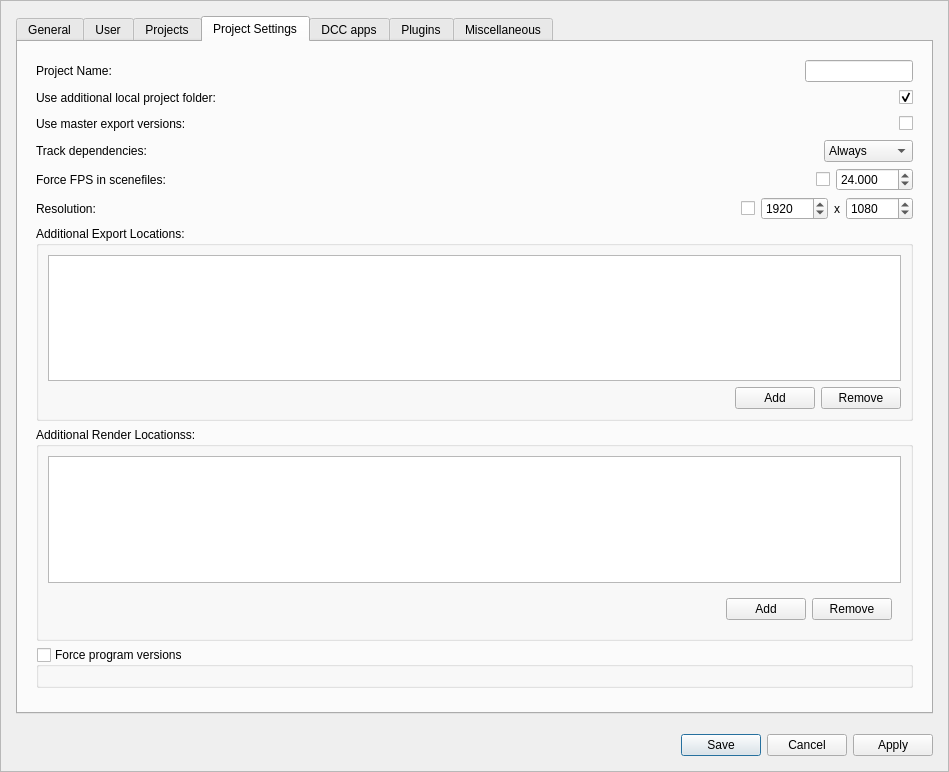
Qt form Prism/Scripts/UserInterfacesPrism/PrismSettings.ui (PrismPipeline/Prism) before a commit.
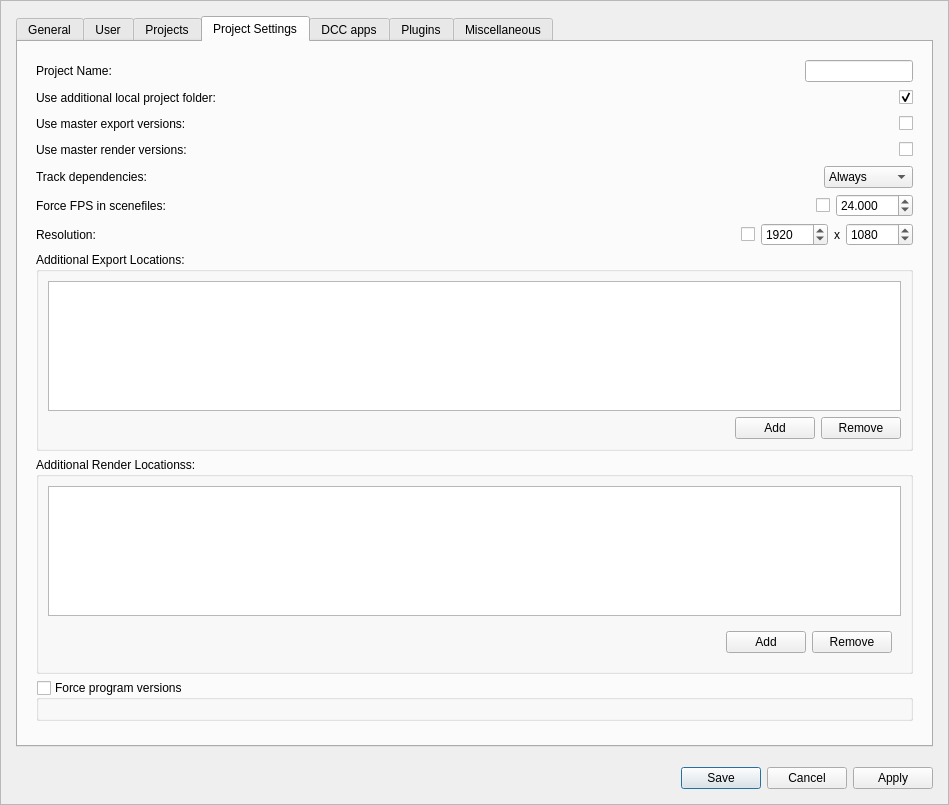
The same form after that commit. The open tabs and pages were chosen to show the change.

What changed in the file:
```diff
--- a/Prism/Scripts/UserInterfacesPrism/PrismSettings.ui
+++ b/Prism/Scripts/UserInterfacesPrism/PrismSettings.ui
@@ -7,7 +7,7 @@
     <x>0</x>
     <y>0</y>
     <width>949</width>
-    <height>772</height>
+    <height>805</height>
    </rect>
   </property>
   <property name="windowTitle">
@@ -31,7 +31,7 @@
         <x>0</x>
         <y>0</y>
         <width>947</width>
-        <height>770</height>
+        <height>803</height>
        </rect>
       </property>
       <layout class="QVBoxLayout" name="verticalLayout_5">
@@ -591,6 +591,42 @@
                 </layout>
                </widget>
               </item>
+              <item>
+               <widget class="QWidget" name="w_useMasterRender" native="true">
+                <layout class="QHBoxLayout" name="horizontalLayout_18">
+                 <property name="margin">
+                  <number>0</number>
+                 </property>
+                 <item>
+                  <widget class="QLabel" name="label_8">
+                   <property name="text">
+                    <string>Use master render versions:</string>
+                   </property>
+                  </widget>
+                 </item>
+                 <item>
+                  <spacer name="horizontalSpacer_13">
+                   <property name="orientation">
+                    <enum>Qt::Horizontal</enum>
+                   </property>
+                   <property name="sizeHint" stdset="0">
+                    <size>
+                     <width>40</width>
+                     <height>20</height>
+                    </size>
+                   </property>
+                  </spacer>
+                 </item>
+                 <item>
+                  <widget class="QCheckBox" name="chb_curPuseMasterRender">
+                   <property name="text">
+                    <string/>
+                   </property>
+                  </widget>
+                 </item>
+                </layout>
+               </widget>
+              </item>
               <item>
                <widget class="QWidget" name="widget_11" native="true">
                 <layout class="QHBoxLayout" name="horizontalLayout_14">
```
